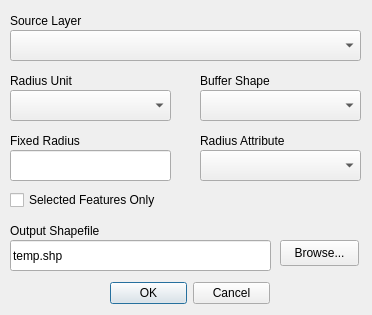
Qt form forms/mmqgis_buffers_form.ui (GeoICON/edugis-mmqgis) before a commit.
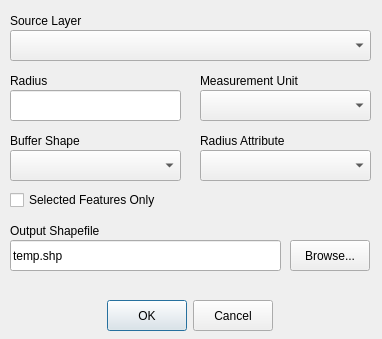
The same form after that commit.

Commit message: Customize buffer form UI

What changed in the file:
```diff
--- a/forms/mmqgis_buffers_form.ui
+++ b/forms/mmqgis_buffers_form.ui
@@ -12,8 +12,8 @@
    <rect>
     <x>0</x>
     <y>0</y>
-    <width>372</width>
-    <height>315</height>
+    <width>382</width>
+    <height>339</height>
    </rect>
   </property>
   <property name="mouseTracking">
@@ -25,25 +25,41 @@
   <widget class="QDialogButtonBox" name="buttonBox">
    <property name="geometry">
     <rect>
-     <x>110</x>
-     <y>280</y>
-     <width>160</width>
-     <height>26</height>
+     <x>9</x>
+     <y>300</y>
+     <width>361</width>
+     <height>31</height>
     </rect>
    </property>
+   <property name="minimumSize">
+    <size>
+     <width>0</width>
+     <height>0</height>
+    </size>
+   </property>
+   <property name="autoFillBackground">
+    <bool>false</bool>
+   </property>
+   <property name="styleSheet">
+    <string notr="true">height: 32px;
+</string>
+   </property>
    <property name="orientation">
     <enum>Qt::Horizontal</enum>
    </property>
    <property name="standardButtons">
     <set>QDialogButtonBox::Cancel|QDialogButtonBox::Ok</set>
    </property>
+   <property name="centerButtons">
+    <bool>true</bool>
+   </property>
   </widget>
   <widget class="QLabel" name="label">
    <property name="geometry">
     <rect>
      <x>10</x>
      <y>220</y>
-     <width>261</width>
+     <width>271</width>
      <height>22</height>
     </rect>
    </property>
@@ -56,7 +72,7 @@
     <rect>
      <x>10</x>
      <y>240</y>
-     <width>261</width>
+     <width>271</width>
      <height>31</height>
     </rect>
    </property>
@@ -70,10 +86,10 @@
   <widget class="QPushButton" name="browse">
    <property name="geometry">
     <rect>
-     <x>280</x>
+     <x>290</x>
      <y>240</y>
-     <width>79</width>
-     <height>26</height>
+     <width>80</width>
+     <height>31</height>
     </rect>
    </property>
    <property name="text">
@@ -85,7 +101,7 @@
     <rect>
      <x>10</x>
      <y>30</y>
-     <width>351</width>
+     <width>361</width>
      <height>31</height>
     </rect>
    </property>
@@ -95,7 +111,7 @@
     <rect>
      <x>10</x>
      <y>10</y>
-     <width>121</width>
+     <width>351</width>
      <height>22</height>
     </rect>
    </property>
@@ -106,9 +122,9 @@
   <widget class="QComboBox" name="buffershape">
    <property name="geometry">
     <rect>
-     <x>200</x>
-     <y>90</y>
-     <width>161</width>
+     <x>10</x>
+     <y>150</y>
+     <width>171</width>
      <height>31</height>
     </rect>
    </property>
@@ -116,9 +132,9 @@
   <widget class="QLabel" name="label_6">
    <property name="geometry">
     <rect>
-     <x>200</x>
-     <y>70</y>
-     <width>121</width>
+     <x>10</x>
+     <y>130</y>
+     <width>171</width>
      <height>22</height>
     </rect>
    </property>
@@ -130,8 +146,8 @@
    <property name="geometry">
     <rect>
      <x>10</x>
-     <y>150</y>
-     <width>161</width>
+     <y>90</y>
+     <width>171</width>
      <height>31</height>
     </rect>
    </property>
@@ -140,21 +156,21 @@
    <property name="geometry">
     <rect>
      <x>10</x>
-     <y>130</y>
-     <width>81</width>
+     <y>70</y>
+     <width>171</width>
      <height>22</height>
     </rect>
    </property>
    <property name="text">
-    <string>Fixed Radius</string>
+    <string>Radius</string>
    </property>
   </widget>
   <widget class="QComboBox" name="radiusunit">
    <property name="geometry">
     <rect>
-     <x>10</x>
+     <x>200</x>
      <y>90</y>
-     <width>161</width>
+     <width>171</width>
      <height>31</height>
     </rect>
    </property>
@@ -162,14 +178,14 @@
   <widget class="QLabel" name="label_9">
    <property name="geometry">
     <rect>
-     <x>10</x>
+     <x>200</x>
      <y>70</y>
-     <width>81</width>
+     <width>171</width>
      <height>22</height>
     </rect>
    </property>
    <property name="text">
-    <string>Radius Unit</string>
+    <string>Measurement Unit</string>
    </property>
   </widget>
   <widget class="QLabel" name="label_7">
@@ -177,7 +193,7 @@
     <rect>
      <x>200</x>
      <y>130</y>
-     <width>121</width>
+     <width>171</width>
      <height>22</height>
     </rect>
    </property>
@@ -190,7 +206,7 @@
     <rect>
      <x>200</x>
      <y>150</y>
-     <width>161</width>
+     <width>171</width>
      <height>31</height>
     </rect>
    </property>
@@ -200,7 +216,7 @@
     <rect>
      <x>10</x>
      <y>190</y>
-     <width>181</width>
+     <width>361</width>
      <height>20</height>
     </rect>
    </property>
```
The commit also changes 2 other files.
